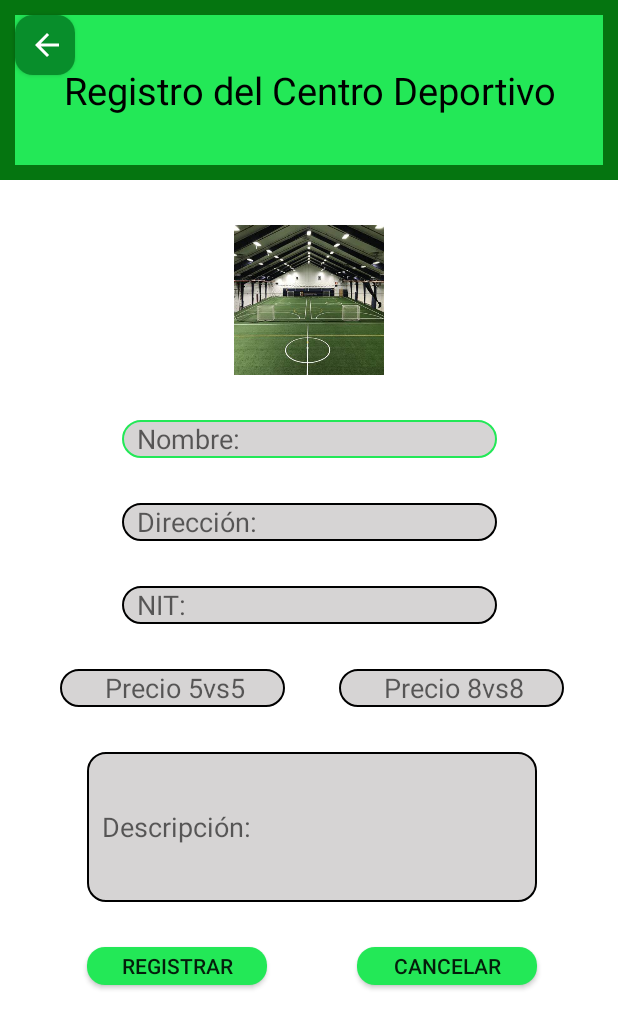
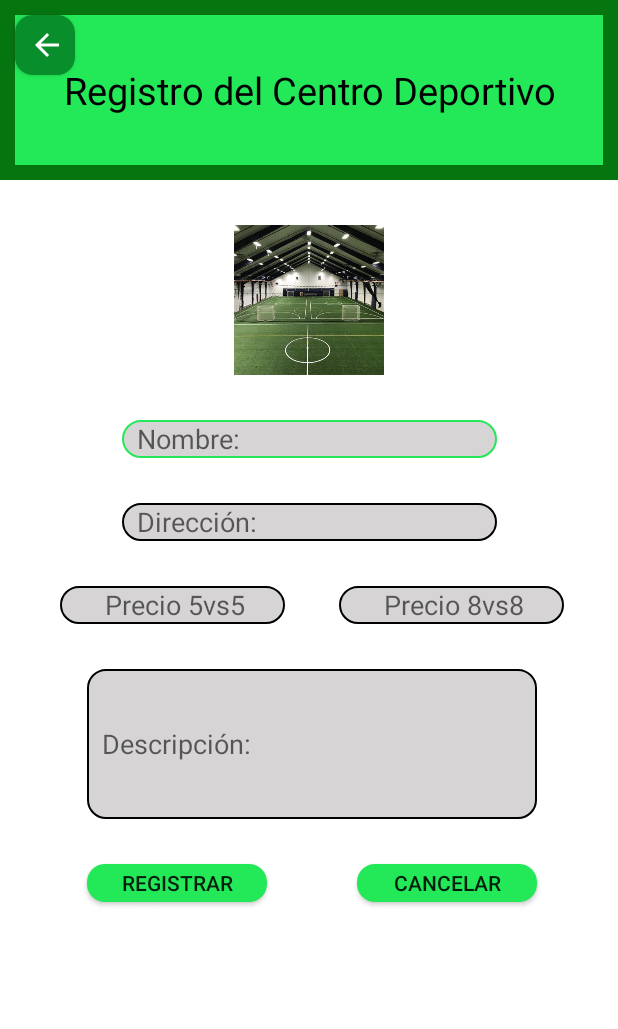
Before and after one commit to WILMANYHS17/EasySoccerFinal, an Android app: the HomeAdminFragment screen opened directly, with no data from a screen before it, after a tap on "EDITAR", on a phone screen of 412 x 824 dp. Shown: the top 1029 px of the screen. Run offline under Robolectric (Android 15) with nearby library versions, the phone set to English and light mode, and no system bars; our stand-ins replace Firebase (no records; nobody signed in at launch, a user with empty details on screens opened directly), navigation-ui.

Commit message:
Se a logrado evitar registrar un admin con el Nit y ahora se actualiza la edición de un centro deportivo

```diff
--- a/app/src/main/java/com/example/easysoccer1/data/database/DataBaseImpl.kt
+++ b/app/src/main/java/com/example/easysoccer1/data/database/DataBaseImpl.kt
@@ -5,6 +5,7 @@ import com.example.easysoccer1.data.models.Users
 import com.example.easysoccer1.data.models.SportCenter
 import com.example.easysoccer1.domain.DatabaseUserRepository
 import com.google.firebase.firestore.FirebaseFirestore
+import com.google.firebase.firestore.ktx.toObject
 import kotlinx.coroutines.tasks.await
 
 class DataBaseImpl(
@@ -22,7 +23,6 @@ class DataBaseImpl(
                 "birthday" to users.birthday,
                 "isAdmin" to (users.isAdmin),
                 "identification" to (users.identification),
-                "nit" to (users.nit)
             )
         )
     }
@@ -53,7 +53,7 @@ class DataBaseImpl(
 
     override fun createSportCenter(sportCenter: SportCenter) {
         dataBase.collection("Users").document(sportCenter.emailAdmin).collection("SportCenter")
-            .document(sportCenter.emailAdmin).set(
+            .document(sportCenter.nit).set(
                 hashMapOf(
                     "nameSportCenter" to sportCenter.nameSportCenter,
                     "address" to sportCenter.address,
@@ -65,24 +65,16 @@ class DataBaseImpl(
             )
     }
 
-    override suspend fun getSportCenter(sportCenter: SportCenter): Result<SportCenter> {
+    override suspend fun getSportCenter(nit: String, email: String): Result<SportCenter> {
 
-        val snapshot =
-            dataBase.collection("Users").document(sportCenter.emailAdmin).collection("SportCenter")
-                .document(sportCenter.emailAdmin).get().await()
-        var nameSportCenter = snapshot.get("nameSportCenter") as? String
-        var address = snapshot.get("nameSportCenter") as? String
-        var description = snapshot.get("description") as? String
-        var nit = snapshot.get("nit") as? String
-        var price5vs5 = snapshot.get("5vs5") as? String
-        var price8vs8 = snapshot.get("8vs8") as? String
-        sportCenter.nameSportCenter = nameSportCenter.toString()
-        sportCenter.address = address.toString()
-        sportCenter.description = description.toString()
-        sportCenter.nit = nit.toString()
-        sportCenter.price5vs5 = price5vs5.toString()
-        sportCenter.price8vs8 = price8vs8.toString()
-        return Result.success(sportCenter)
+        val snapshot = dataBase.collection("Users").document(email).collection("SportCenter").document(nit).get().await()
+        val sportCenter = snapshot.toObject(SportCenter::class.java)
+
+        return if (sportCenter != null) {
+            Result.success(sportCenter)
+        } else {
+            Result.failure(Exception("Algo salió mal"))
+        }
     }
 
     override suspend fun searchUser(email: String): Result<Users> {
@@ -96,11 +88,8 @@ class DataBaseImpl(
 
     }
 
-    override suspend fun getListSportCenter(
-        email: String?,
-        nit: String?
-    ): Result<List<SportCenter>> {
-        val list= mutableListOf<SportCenter>()
+    override suspend fun getListSportCenter(email: String?): Result<List<SportCenter>> {
+        val list = mutableListOf<SportCenter>()
         val snapshot =
             dataBase.collection("Users").document(email.toString()).collection("SportCenter").get()
                 .await()
--- a/app/src/main/java/com/example/easysoccer1/data/models/Users.kt
+++ b/app/src/main/java/com/example/easysoccer1/data/models/Users.kt
@@ -7,7 +7,6 @@ data class Users(
     val nameUser: String = "",
     val phone: String = "",
     val name: String = "",
-    var nit: String = "",
     // Por si la variable booleana comienza en "is"
     @field:JvmField
     var isAdmin: Boolean = false,
--- a/app/src/main/java/com/example/easysoccer1/di/modules/viewModelModule.kt
+++ b/app/src/main/java/com/example/easysoccer1/di/modules/viewModelModule.kt
@@ -37,4 +37,9 @@ val viewModelModule: Module = module {
             sportCenterUseCase = get()
         )
     }
+    viewModel{
+        RegisterSportCenterViewModel(
+            sportCenterUseCase = get()
+        )
+    }
 }
--- a/app/src/main/java/com/example/easysoccer1/domain/DatabaseUserRepository.kt
+++ b/app/src/main/java/com/example/easysoccer1/domain/DatabaseUserRepository.kt
@@ -11,8 +11,8 @@ interface DatabaseUserRepository {
     suspend fun getIsAdmin(email: String, isAdmin: Boolean): Result<Boolean>
     fun changePassword(forgotPassword: ForgotPassword)
     fun createSportCenter(sportCenter:SportCenter)
-    suspend fun getSportCenter(sportCenter:SportCenter):Result<SportCenter>
+    suspend fun getSportCenter(nit: String,email:String):Result<SportCenter>
     suspend fun searchUser(email:String): Result<Users>
-    suspend fun getListSportCenter(email: String?, nit:String?):Result<List<SportCenter>>
+    suspend fun getListSportCenter(email: String?):Result<List<SportCenter>>
 
 }
--- a/app/src/main/java/com/example/easysoccer1/domain/SportCenterUseCase.kt
+++ b/app/src/main/java/com/example/easysoccer1/domain/SportCenterUseCase.kt
@@ -5,16 +5,16 @@ import com.example.easysoccer1.data.models.SportCenter
 class SportCenterUseCase(
     private val databaseUserRepository: DatabaseUserRepository
 ) {
-    suspend fun getSportCenter(sportCenter: SportCenter): Result<SportCenter> {
-        return databaseUserRepository.getSportCenter(sportCenter)
+    suspend fun getSportCenter(nit: String, email:String): Result<SportCenter> {
+        return databaseUserRepository.getSportCenter(nit,email)
     }
 
     fun setSportCenter(sportCenter: SportCenter) {
         databaseUserRepository.createSportCenter(sportCenter)
     }
 
-    suspend fun getListSportCenter(email: String?, nit:String?): Result<List<SportCenter>> {
-        return databaseUserRepository.getListSportCenter(email,nit)
+    suspend fun getListSportCenter(email: String?): Result<List<SportCenter>> {
+        return databaseUserRepository.getListSportCenter(email)
     }
 
 }
--- a/app/src/main/java/com/example/easysoccer1/ui/view/HomeAdminFragment.kt
+++ b/app/src/main/java/com/example/easysoccer1/ui/view/HomeAdminFragment.kt
@@ -18,72 +18,53 @@ import org.koin.androidx.viewmodel.ext.android.viewModel
 class HomeAdminFragment() : Fragment() {
 
     private var _binding: FragmentHomeAdminBinding? = null
-    private lateinit var nit : String
-
-    // This property is only valid between onCreateView and
-    // onDestroyView.
+    private lateinit var nit: String
     private val binding get() = _binding!!
-
 
     override fun onCreateView(
         inflater: LayoutInflater,
         container: ViewGroup?,
         savedInstanceState: Bundle?
     ): View {
-
         nit = activity?.intent?.extras?.getString("Nit") ?: ""
-
         _binding = FragmentHomeAdminBinding.inflate(inflater, container, false)
         val root: View = binding.root
         lifecycleScope.launch {
-            getSportCenter()
+            getSportCenter(nit)
             Log.i("Entra", "Si")
         }
-
-        binding.buttonRegisterSportCenter.setOnClickListener { goEditSportCenter() }
-
-        //val textView: TextView = binding.textHome
-        // homeAdminViewModel.text.observe(viewLifecycleOwner) {
-        //   textView.text = it
-        //}
+        binding.buttonEditSportCenter.setOnClickListener { goEditSportCenter() }
         return root
     }
 
     fun goEditSportCenter() {
         activity?.let {
             val intent = Intent(this.activity, RegisterSportCenterActivity::class.java)
+            intent.putExtra("Edit","Yes")
+            intent.putExtra("Nit", nit)
             startActivity(intent)
         }
     }
 
-    suspend fun getSportCenter() {
+    suspend fun getSportCenter(nit: String) {
         val homeAdminViewModel: HomeAdminViewModel by viewModel()
         val prefs = requireActivity().applicationContext.getSharedPreferences(
             "easySoccer",
             AppCompatActivity.MODE_PRIVATE
         )
         val emailAdmin = prefs.getString("email", "")
-        val sportCenter = homeAdminViewModel.getSportCenter(
-            SportCenter(
-                nameSportCenter = "",
-                address = "",
-                nit = "",
-                price5vs5 = "",
-                price8vs8 = "",
-                description = "",
-                emailAdmin = emailAdmin.toString()
+        val sportCenter = nit?.let { emailAdmin?.let { it1 ->
+            homeAdminViewModel.getSportCenter(it,
+                it1
             )
-        )
-        binding.textNameSportCenter.text = sportCenter.getOrNull()?.nameSportCenter.toString()
-        binding.descriptionSportCenter.text = sportCenter.getOrNull()?.description.toString()
+        } }
+        binding.textNameSportCenter.text = sportCenter?.getOrNull()?.nameSportCenter.toString()
+        binding.descriptionSportCenter.text = sportCenter?.getOrNull()?.description.toString()
 
     }
-
 
     override fun onDestroyView() {
         super.onDestroyView()
         _binding = null
     }
-
-
 }
--- a/app/src/main/java/com/example/easysoccer1/ui/view/JoinSessionActivity.kt
+++ b/app/src/main/java/com/example/easysoccer1/ui/view/JoinSessionActivity.kt
@@ -67,7 +67,6 @@ class JoinSessionActivity : AppCompatActivity() {
             if(validateLogin(user.email, user.password)) {
                 val editor = getSharedPreferences("easySoccer", MODE_PRIVATE).edit()
                 editor.putString("email", user.email)
-                editor.putString("nit", user.nit)
                 editor.apply()
                 if (user.isAdmin) {
                     Log.i("Actividad Admin", "Inició")
--- a/app/src/main/java/com/example/easysoccer1/ui/viewmodel/HomeAdminViewModel.kt
+++ b/app/src/main/java/com/example/easysoccer1/ui/viewmodel/HomeAdminViewModel.kt
@@ -8,8 +8,8 @@ import com.example.easysoccer1.domain.SportCenterUseCase
 class HomeAdminViewModel(
     private val sportCenterUseCase: SportCenterUseCase
 ) : ViewModel() {
-    suspend fun getSportCenter(sportCenter: SportCenter) : Result<SportCenter>{
-    return sportCenterUseCase.getSportCenter(sportCenter)
+    suspend fun getSportCenter(nit: String, email:String) : Result<SportCenter>{
+    return sportCenterUseCase.getSportCenter(nit,email)
     }
 
 }
--- a/app/src/main/java/com/example/easysoccer1/ui/viewmodel/RegisterSportCenterViewModel.kt
+++ b/app/src/main/java/com/example/easysoccer1/ui/viewmodel/RegisterSportCenterViewModel.kt
@@ -7,8 +7,6 @@ import com.example.easysoccer1.domain.SportCenterUseCase
 class RegisterSportCenterViewModel(
     private val sportCenterUseCase: SportCenterUseCase
 ): ViewModel() {
-
-
     fun setSportCenter(sportCenter:SportCenter){
         sportCenterUseCase.setSportCenter(sportCenter)
     }
--- a/app/src/main/java/com/example/easysoccer1/ui/viewmodel/SelectSportCenterViewModel.kt
+++ b/app/src/main/java/com/example/easysoccer1/ui/viewmodel/SelectSportCenterViewModel.kt
@@ -8,7 +8,7 @@ class SelectSportCenterViewModel(
     private val sportCenterUseCase: SportCenterUseCase
 ) : ViewModel() {
 
-    suspend fun getListSportCenter(email: String?, nit:String?): Result<List<SportCenter>> {
-        return sportCenterUseCase.getListSportCenter(email,nit)
+    suspend fun getListSportCenter(email: String?): Result<List<SportCenter>> {
+        return sportCenterUseCase.getListSportCenter(email)
     }
 }
--- a/app/src/main/res/layout/activity_register_sport_center.xml
+++ b/app/src/main/res/layout/activity_register_sport_center.xml
@@ -56,7 +56,7 @@
         app:layout_constraintTop_toBottomOf="@+id/imageSportCenter" />
 
     <EditText
-        android:id="@+id/adressSportCenter"
+        android:id="@+id/addressSportCenter"
         android:layout_width="250dp"
         android:layout_height="25dp"
         android:background="@drawable/custom_input"
@@ -77,9 +77,10 @@
         android:paddingStart="10dp"
         android:paddingEnd="10dp"
         android:layout_marginTop="30dp"
-        app:layout_constraintEnd_toEndOf="@+id/adressSportCenter"
-        app:layout_constraintStart_toStartOf="@+id/adressSportCenter"
-        app:layout_constraintTop_toBottomOf="@+id/adressSportCenter" />
+        android:visibility="gone"
+        app:layout_constraintEnd_toEndOf="@+id/addressSportCenter"
+        app:layout_constraintStart_toStartOf="@+id/addressSportCenter"
+        app:layout_constraintTop_toBottomOf="@+id/addressSportCenter" />
 
     <EditText
         android:id="@+id/price5vs5"
--- a/app/src/main/res/layout/fragment_home_admin.xml
+++ b/app/src/main/res/layout/fragment_home_admin.xml
@@ -34,7 +34,7 @@
             app:layout_constraintTop_toBottomOf="@+id/header_user" />
 
         <androidx.appcompat.widget.AppCompatButton
-            android:id="@+id/buttonRegisterSportCenter"
+            android:id="@+id/buttonEditSportCenter"
             android:layout_width="120dp"
             android:layout_height="25dp"
             android:background="@drawable/custom_button"
@@ -54,7 +54,7 @@
             android:layout_marginTop="8dp"
             app:layout_constraintEnd_toEndOf="parent"
             app:layout_constraintStart_toStartOf="parent"
-            app:layout_constraintTop_toBottomOf="@+id/buttonRegisterSportCenter" />
+            app:layout_constraintTop_toBottomOf="@+id/buttonEditSportCenter" />
 
         <TextView
             android:id="@+id/titleDescriptionSportCenter"
```
Also changed, not shown: app/src/main/java/com/example/easysoccer1/ui/view/RegisterSportCenterActivity.kt (+19 -12 lines), app/src/main/java/com/example/easysoccer1/ui/view/RegisterUserActivity.kt (+3 -46 lines), app/src/main/java/com/example/easysoccer1/ui/view/SelectSportCenterActivity.kt (+2 -6 lines), app/src/main/res/layout/activity_register_user.xml (+1 -24 lines).
